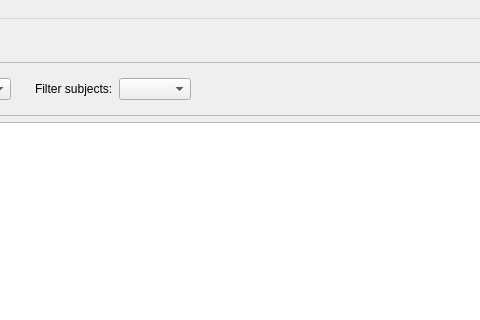
NewGuy103/task-todos, file pyside6_ui/main.ui: the form before one commit; both pictures show x 203 to 683 and y 0 to 320 of the 800 by 600 pixel window.
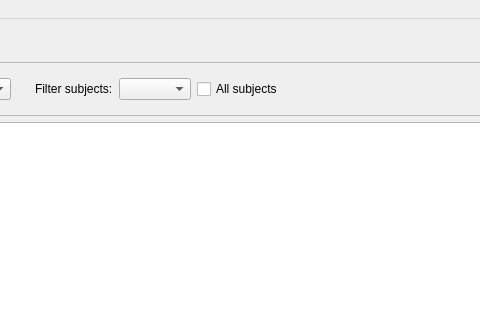
The form after the commit. Icons and pictures are not drawn.

The edit to the form file:
```diff
--- a/pyside6_ui/main.ui
+++ b/pyside6_ui/main.ui
@@ -123,6 +123,16 @@
                   <verstretch>0</verstretch>
                  </sizepolicy>
                 </property>
+                <property name="sizeAdjustPolicy">
+                 <enum>QComboBox::SizeAdjustPolicy::AdjustToContents</enum>
+                </property>
+               </widget>
+              </item>
+              <item>
+               <widget class="QCheckBox" name="filterByAllSubjectsCheckBox">
+                <property name="text">
+                 <string>All subjects</string>
+                </property>
                </widget>
               </item>
              </layout>
```
Left out of the diff: 39 changed lines with no effect on the pictures.
